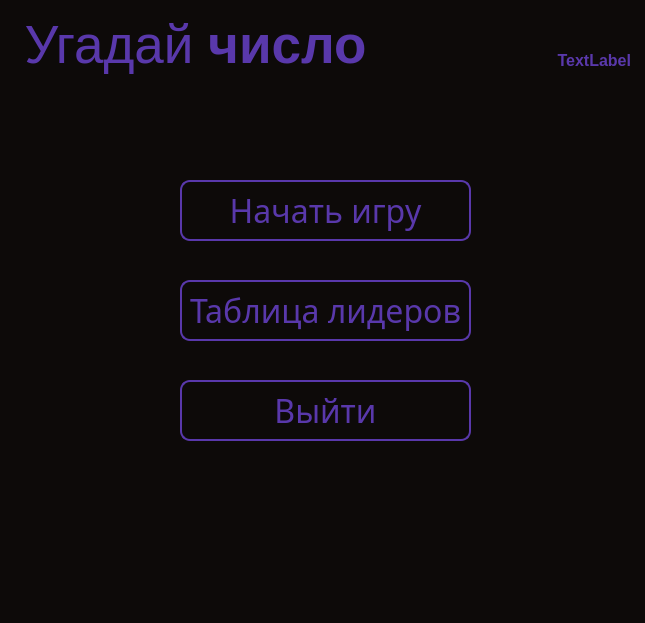
Above: gamemenu_screen.ui from Glebadelo/numgame1 before the change. Below: the same form after it.
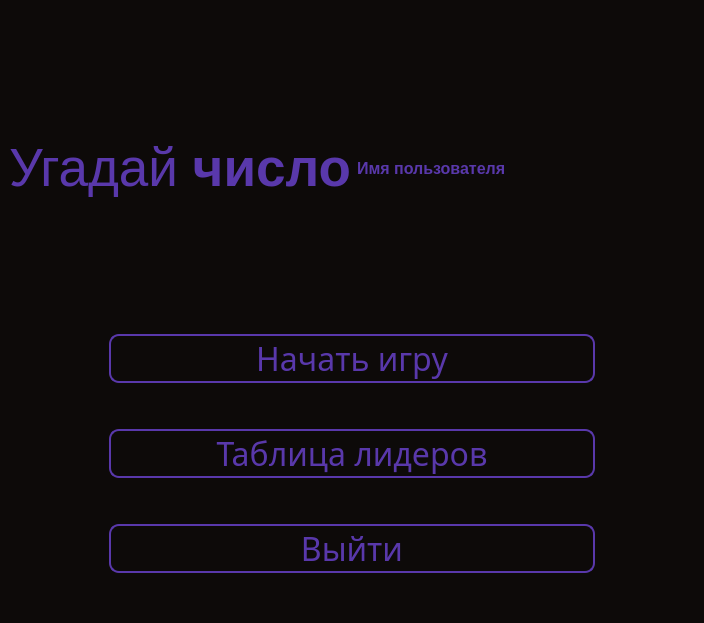
That is the form after the change.

Commit message: Окна адаптивны. Немного доработано окно игры. Добавлены кнопки возврата

What changed in the file:
```diff
--- a/gamemenu_screen.ui
+++ b/gamemenu_screen.ui
@@ -6,7 +6,7 @@
    <rect>
     <x>0</x>
     <y>0</y>
-    <width>645</width>
+    <width>704</width>
     <height>623</height>
    </rect>
   </property>
@@ -37,15 +37,17 @@
 	color: rgb(89, 56, 171);
 }</string>
      </property>
+     <layout class="QVBoxLayout" name="verticalLayout_3">
+      <property name="bottomMargin">
+       <number>50</number>
+      </property>
+      <item>
+       <layout class="QHBoxLayout" name="horizontalLayout">
+        <property name="leftMargin">
+         <number>0</number>
+        </property>
+        <item>
      <widget class="QLabel" name="title_3">
-      <property name="geometry">
-       <rect>
-        <x>-80</x>
-        <y>10</y>
-        <width>551</width>
-        <height>71</height>
-       </rect>
-      </property>
       <property name="font">
        <font>
         <family>Segoe UI</family>
@@ -65,14 +67,42 @@
        <set>Qt::AlignCenter</set>
       </property>
      </widget>
+        </item>
+        <item>
+         <widget class="QLabel" name="username_label">
+          <property name="font">
+           <font>
+            <family>Segoe UI</family>
+            <pointsize>12</pointsize>
+            <weight>75</weight>
+            <bold>true</bold>
+           </font>
+          </property>
+          <property name="text">
+           <string>Имя пользователя</string>
+          </property>
+          <property name="alignment">
+           <set>Qt::AlignLeading|Qt::AlignLeft|Qt::AlignVCenter</set>
+          </property>
+         </widget>
+        </item>
+       </layout>
+      </item>
+      <item>
+       <layout class="QVBoxLayout" name="verticalLayout_2">
+        <property name="leftMargin">
+         <number>100</number>
+        </property>
+        <property name="rightMargin">
+         <number>100</number>
+        </property>
+        <item>
      <widget class="QPushButton" name="startGame_btn">
-      <property name="geometry">
-       <rect>
-        <x>180</x>
-        <y>180</y>
-        <width>291</width>
-        <height>61</height>
-       </rect>
+          <property name="minimumSize">
+           <size>
+            <width>0</width>
+            <height>49</height>
+           </size>
       </property>
       <property name="font">
        <font>
@@ -95,14 +125,30 @@
        <string>Начать игру</string>
       </property>
      </widget>
+        </item>
+        <item>
+         <spacer name="verticalSpacer">
+          <property name="orientation">
+           <enum>Qt::Vertical</enum>
+          </property>
+          <property name="sizeType">
+           <enum>QSizePolicy::Fixed</enum>
+          </property>
+          <property name="sizeHint" stdset="0">
+           <size>
+            <width>20</width>
+            <height>40</height>
+           </size>
+          </property>
+         </spacer>
+        </item>
+        <item>
      <widget class="QPushButton" name="liderboard_btn">
-      <property name="geometry">
-       <rect>
-        <x>180</x>
-        <y>280</y>
-        <width>291</width>
-        <height>61</height>
-       </rect>
+          <property name="minimumSize">
+           <size>
+            <width>0</width>
+            <height>49</height>
+           </size>
       </property>
       <property name="font">
        <font>
@@ -125,14 +171,30 @@
        <string>Таблица лидеров</string>
       </property>
      </widget>
+        </item>
+        <item>
+         <spacer name="verticalSpacer_2">
+          <property name="orientation">
+           <enum>Qt::Vertical</enum>
+          </property>
+          <property name="sizeType">
+           <enum>QSizePolicy::Fixed</enum>
+          </property>
+          <property name="sizeHint" stdset="0">
+           <size>
+            <width>20</width>
+            <height>40</height>
+           </size>
+          </property>
+         </spacer>
+        </item>
+        <item>
      <widget class="QPushButton" name="logout_bth">
-      <property name="geometry">
-       <rect>
-        <x>180</x>
-        <y>380</y>
-        <width>291</width>
-        <height>61</height>
-       </rect>
+          <property name="minimumSize">
+           <size>
+            <width>0</width>
+            <height>49</height>
+           </size>
       </property>
       <property name="font">
        <font>
@@ -155,30 +217,10 @@
        <string>Выйти</string>
       </property>
      </widget>
-     <widget class="QLabel" name="username_label">
-      <property name="geometry">
-       <rect>
-        <x>510</x>
-        <y>40</y>
-        <width>121</width>
-        <height>41</height>
-       </rect>
-      </property>
-      <property name="font">
-       <font>
-        <family>Segoe UI</family>
-        <pointsize>12</pointsize>
-        <weight>75</weight>
-        <bold>true</bold>
-       </font>
-      </property>
-      <property name="text">
-       <string>TextLabel</string>
-      </property>
-      <property name="alignment">
-       <set>Qt::AlignRight|Qt::AlignTrailing|Qt::AlignVCenter</set>
-      </property>
-     </widget>
+        </item>
+       </layout>
+      </item>
+     </layout>
     </widget>
    </item>
   </layout>
```
Lines whose indentation alone changed are shown as unchanged. The commit also changes 7 other files.
